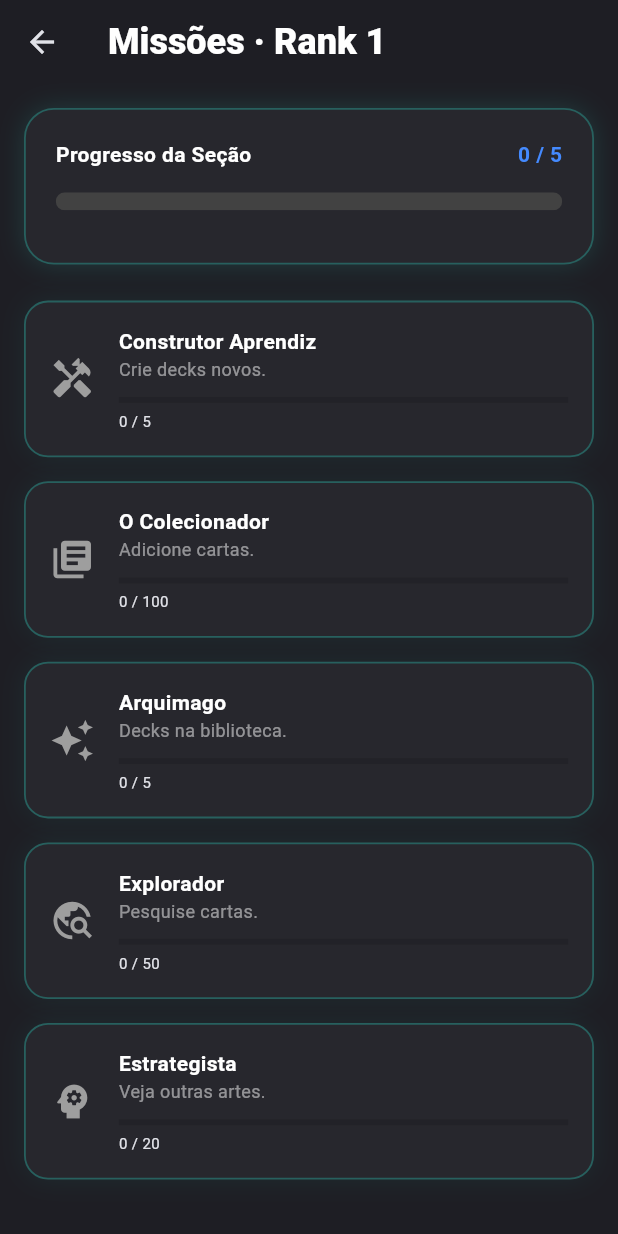
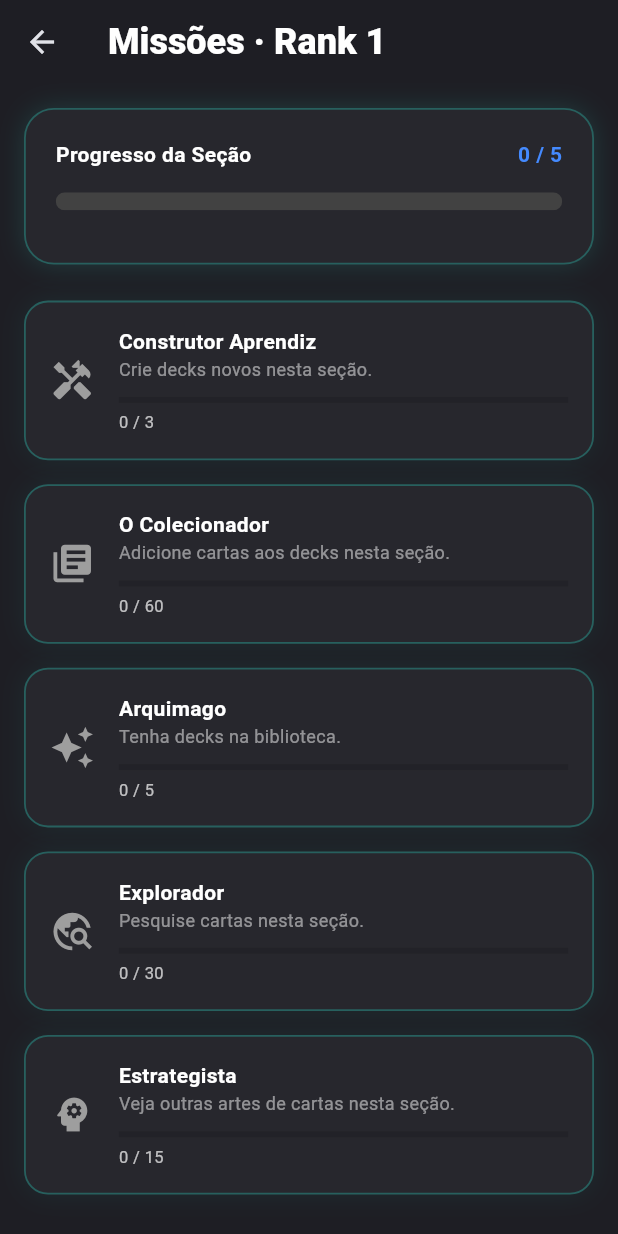
Before and after one commit to OctavioKonzen/LifeLink, a Flutter app: the ArenaMissionsScreen screen opened directly, on a phone screen of 412 x 824 dp. Run offline on Flutter 3.47's test engine with Material 3 defaults, Android fonts, the phone set to English and light mode, and no system bars; our stand-ins replace audioplayers, cached_network_image, cloud_firestore, firebase_auth, firebase_core, flutter_svg and 7 more; missing offline and left inert: ota_update, webview_flutter_android; accounts and stored records are empty; network calls fail.

Commit message:
Consertos: XP da vitória desfeita volta, partida registrada só por quem venceu, missões por seção, XP de busca e arte, busca para deck mostra cartas repetidas, decks oficiais sem cartas a mais, deck pelo id, tema claro no início

```diff
--- a/lib/data/account/online.dart
+++ b/lib/data/account/online.dart
@@ -91,6 +91,9 @@ class OnlineTable extends ChangeNotifier {
   bool _applying = false;
 
   bool get active => code != null;
+
+  /// Aplicando agora uma mudança que veio de outro celular da mesa.
+  bool get applying => _applying;
 
   String _norm(String c) => c.trim().toUpperCase().replaceAll(RegExp(r'[^A-Z0-9]'), '');
 
--- a/lib/data/account/user_data.dart
+++ b/lib/data/account/user_data.dart
@@ -48,6 +48,9 @@ class UserData {
   void Function(String deckId, {bool deleted})? onDeckChange;
 
   bool _applying = false;
+
+  /// Aplicando o que veio da conta agora (não foi mudado neste aparelho).
+  bool get applying => _applying;
 
   void register(SyncedSection section) => _sections[section.key] = section;
 
--- a/lib/data/providers/deck_provider.dart
+++ b/lib/data/providers/deck_provider.dart
@@ -36,6 +36,10 @@ class DeckProvider with ChangeNotifier implements SyncedDecks {
   void _changed(int deckIndex) {
     if (deckIndex >= 0 && deckIndex < _allDecks.length) UserData.instance.deckChanged(_allDecks[deckIndex].id);
   }
+
+  /// A posição do deck na lista pelo id (-1 se não existe mais). As telas
+  /// guardam o id: a lista muda de ordem quando chega um deck da conta.
+  int indexOfId(String id) => _allDecks.indexWhere((d) => d.id == id);
 
   @override
   Map<String, Map<String, dynamic>> readDecks() => {for (final d in _allDecks) d.id: d.toMap()};
--- a/lib/data/providers/game_provider.dart
+++ b/lib/data/providers/game_provider.dart
@@ -83,6 +83,10 @@ class GameProvider with ChangeNotifier {
 
   // Histórico da partida (só neste aparelho), do mais antigo ao mais novo.
   final List<GameEvent> _history = [];
+
+  /// Muda a cada partida nova neste aparelho (para saber se o "desfazer"
+  /// ainda é da partida que terminou).
+  int gameId = 0;
 
   int get playerCount => _playerCount;
   int get startingLife => _startingLife;
@@ -453,6 +457,7 @@ class GameProvider with ChangeNotifier {
   void toggleCMDMode() => setStartingLife(_startingLife == 20 ? 40 : 20);
 
   void resetGame() {
+    gameId++;
     _lives = List.filled(maxPlayers, _startingLife);
     _poison = List.filled(maxPlayers, 0);
     _energy = List.filled(maxPlayers, 0);
--- a/lib/data/providers/xp_provider.dart
+++ b/lib/data/providers/xp_provider.dart
@@ -1,4 +1,5 @@
 import 'dart:async';
+import 'dart:convert';
 import 'package:flutter/material.dart';
 import 'package:shared_preferences/shared_preferences.dart';
 import '../account/user_data.dart';
@@ -11,6 +12,9 @@ class XpProvider extends ChangeNotifier {
   // --- VARIÁVEIS DE MISSÕES E COSMÉTICOS ---
   int _currentTier = 1;
   List<String> _claimedMissions = ["0", "0", "0", "0", "0"];
+  // Os contadores no começo da seção atual: cada seção conta só o que foi
+  // feito nela (senão, a partir da seção 2, as missões já vinham prontas).
+  Map<String, int> _tierStart = {'decks': 0, 'cards': 0, 'searches': 0, 'arts': 0};
   List<String> _unlockedAvatars = [];
   List<String> _unlockedBorders = ["0"];
   List<String> _unlockedTitles = [];
@@ -34,7 +38,24 @@ class XpProvider extends ChangeNotifier {
   int get xp => _xp;
   int get level => _level;
   int get currentTier => _currentTier;
-  List<String> get claimedMissions => _claimedMissions;
+  /// Sempre com 5 posições (uma lista menor vinda da conta não quebra a tela).
+  List<String> get claimedMissions => [for (var i = 0; i < 5; i++) i < _claimedMissions.length ? _claimedMissions[i] : "0"];
+
+  /// Quanto foi feito desde o começo da seção atual.
+  int sinceTierStart(String stat) {
+    final now = switch (stat) {
+      'decks' => _statDecksCreated,
+      'cards' => _statCardsAdded,
+      'searches' => _statSearches,
+      _ => _statArtsViewed,
+    };
+    return now - (_tierStart[stat] ?? 0) < 0 ? 0 : now - (_tierStart[stat] ?? 0);
+  }
+
+  Map<String, int> _snapshot() => {'decks': _statDecksCreated, 'cards': _statCardsAdded, 'searches': _statSearches, 'arts': _statArtsViewed};
+
+  static Map<String, int>? _readStart(dynamic v) =>
+      v is Map ? {for (final e in v.entries) e.key.toString(): (e.value as num?)?.toInt() ?? 0} : null;
   List<String> get unlockedAvatars => _unlockedAvatars;
   List<String> get unlockedBorders => _unlockedBorders;
   List<String> get unlockedTitles => _unlockedTitles;
@@ -113,6 +134,7 @@ class XpProvider extends ChangeNotifier {
         'level': _level,
         'tier': _currentTier,
         'claimedMissions': _claimedMissions,
+        'tierStart': _tierStart,
         'unlockedAvatars': _unlockedAvatars,
         'unlockedBorders': _unlockedBorders,
         'unlockedTitles': _unlockedTitles,
@@ -149,6 +171,8 @@ class XpProvider extends ChangeNotifier {
     _statCardsAdded = i('statCards', 0);
     _statSearches = i('statSearches', 0);
     _statArtsViewed = i('statArts', 0);
+    // Contas antigas (sem o começo da seção): da seção 2 em diante, conta a partir de agora.
+    _tierStart = _readStart(v?['tierStart']) ?? (_currentTier > 1 ? _snapshot() : {'decks': 0, 'cards': 0, 'searches': 0, 'arts': 0});
     await _writePrefs();
     notifyListeners();
   }
@@ -172,6 +196,9 @@ class XpProvider extends ChangeNotifier {
     _statCardsAdded = prefs.getInt('stat_cards') ?? 0;
     _statSearches = prefs.getInt('stat_searches') ?? 0;
     _statArtsViewed = prefs.getInt('stat_arts') ?? 0;
+    final start = prefs.getString('tier_start');
+    _tierStart = (start == null ? null : _readStart(jsonDecode(start))) ??
+        (_currentTier > 1 ? _snapshot() : {'decks': 0, 'cards': 0, 'searches': 0, 'arts': 0});
     notifyListeners();
   }
 
@@ -183,6 +210,7 @@ class XpProvider extends ChangeNotifier {
   Future<void> _writePrefs() async {
     final prefs = await SharedPreferences.getInstance();
     prefs.setInt('user_xp', _xp);
+    prefs.setString('tier_start', jsonEncode(_tierStart));
     prefs.setInt('user_level', _level);
     prefs.setInt('user_tier', _currentTier);
     prefs.setStringList('claimed_missions', _claimedMissions);
@@ -222,6 +250,18 @@ class XpProvider extends ChangeNotifier {
     return null;
   }
 
+  /// A vitória foi desfeita (a partida não acabou): tira os 50 XP e a partida.
+  /// O banner que ela desbloqueou fica (ao vencer de novo, não ganha outro).
+  void undoMatch() {
+    if (_totalMatchesPlayed > 0) _totalMatchesPlayed--;
+    _xp = _xp < 50 ? 0 : _xp - 50;
+    while (_level > 1 && _xp < (_level - 1) * (_level - 1) * 100) {
+      _level--;
+    }
+    _saveData();
+    notifyListeners();
+  }
+
   void selectBanner(String id) { _selectedBannerId = id; _saveData(); notifyListeners(); }
   void incrementDecksCreated() { _statDecksCreated++; addXp(100); _saveData(); notifyListeners(); }
   void incrementCardsAdded(int amount) { _statCardsAdded += amount; addXp(5 * amount); _saveData(); notifyListeners(); }
@@ -235,8 +275,20 @@ class XpProvider extends ChangeNotifier {
     notifyListeners();
   }
 
-  void claimMission(int index) { _claimedMissions[index] = "1"; _saveData(); notifyListeners(); }
-  void advanceTier() { _currentTier++; _claimedMissions = ["0", "0", "0", "0", "0"]; _saveData(); notifyListeners(); }
+  void claimMission(int index) {
+    if (index < 0 || index >= 5) return;
+    _claimedMissions = claimedMissions..[index] = "1";
+    _saveData();
+    notifyListeners();
+  }
+
+  void advanceTier() {
+    _currentTier++;
+    _claimedMissions = ["0", "0", "0", "0", "0"];
+    _tierStart = _snapshot();
+    _saveData();
+    notifyListeners();
+  }
 
   void unlockReward(String type, String value) {
     if (type == 'avatar' && !_unlockedAvatars.contains(value)) _unlockedAvatars.add(value);
--- a/lib/presentation/screens/home/arena_missions_screen.dart
+++ b/lib/presentation/screens/home/arena_missions_screen.dart
@@ -107,57 +107,59 @@ class _ArenaMissionsScreenState extends State<ArenaMissionsScreen> {
     final textColor = isLight ? Colors.black87 : Colors.white;
 
     int tier = xpProvider.currentTier;
-    // CÁLCULO: Aumenta 1% por nível (1.0 + 0.01 * tier)
-    double diffMult = 1.0 + (0.01 * (tier - 1));
+    // Cada seção pede 50% a mais que a anterior e conta só o que foi feito nela.
+    double diffMult = 1.0 + 0.5 * (tier - 1);
 
+    const roman = ['', 'I', 'II', 'III', 'IV', 'V', 'VI', 'VII', 'VIII', 'IX', 'X'];
     String getTitle(List<String> titles) {
       if (tier <= titles.length) return titles[tier - 1];
-      return "${titles.last} $tier";
+      final n = tier - titles.length + 1;
+      return "${titles.last} ${n < roman.length ? roman[n] : n}";
     }
 
     final List<Map<String, dynamic>> currentMissions = [
       {
         'title': getTitle(['Construtor Aprendiz', 'Mestre Forjador']),
-        'desc': 'Crie decks novos.',
+        'desc': 'Crie decks novos nesta seção.',
         'icon': Icons.handyman,
-        'target': (5 * diffMult).ceil(),
-        'current': xpProvider.statDecksCreated, // VOLTOU AO NORMAL
+        'target': (3 * diffMult).ceil(),
+        'current': xpProvider.sinceTierStart('decks'),
         'xp': 100 * tier,
         'color': Colors.amberAccent
       },
       {
         'title': getTitle(['O Colecionador', 'Acumulador']),
-        'desc': 'Adicione cartas.',
+        'desc': 'Adicione cartas aos decks nesta seção.',
         'icon': Icons.library_books,
-        'target': (100 * diffMult).ceil(),
-        'current': xpProvider.statCardsAdded, // VOLTOU AO NORMAL
+        'target': (60 * diffMult).ceil(),
+        'current': xpProvider.sinceTierStart('cards'),
         'xp': 150 * tier,
         'color': Colors.purpleAccent
       },
       {
         'title': getTitle(['Arquimago', 'Lenda']),
-        'desc': 'Decks na biblioteca.',
+        'desc': 'Tenha decks na biblioteca.',
         'icon': Icons.auto_awesome,
-        'target': (5 * diffMult).ceil(),
-        'current': deckProvider.allDecks.length, // VOLTOU AO NORMAL
+        'target': 4 + tier,
+        'current': deckProvider.allDecks.length,
         'xp': 200 * tier,
         'color': Colors.blueAccent
       },
       {
         'title': getTitle(['Explorador', 'Viajante']),
-        'desc': 'Pesquise cartas.',
+        'desc': 'Pesquise cartas nesta seção.',
         'icon': Icons.travel_explore,
-        'target': (50 * diffMult).ceil(),
-        'current': xpProvider.statSearches, // VOLTOU AO NORMAL
+        'target': (30 * diffMult).ceil(),
+        'current': xpProvider.sinceTierStart('searches'),
         'xp': 100 * tier,
         'color': Colors.greenAccent
       },
       {
         'title': getTitle(['Estrategista', 'Erudito']),
-        'desc': 'Veja outras artes.',
+        'desc': 'Veja outras artes de cartas nesta seção.',
         'icon': Icons.psychology,
-        'target': (20 * diffMult).ceil(),
-        'current': xpProvider.statArtsViewed, // VOLTOU AO NORMAL
+        'target': (15 * diffMult).ceil(),
+        'current': xpProvider.sinceTierStart('arts'),
         'xp': 150 * tier,
         'color': Colors.redAccent
       },
@@ -229,7 +231,7 @@ class _ArenaMissionsScreenState extends State<ArenaMissionsScreen> {
                                 if (!isClaimed) ...[
                                   LinearProgressIndicator(value: progress, backgroundColor: Colors.black12, valueColor: AlwaysStoppedAnimation(ach['color'])),
                                   const SizedBox(height: 5),
-                                  Text("${ach['current']} / ${ach['target']}", style: const TextStyle(fontSize: 10)),
+                                  Text("${ach['current']} / ${ach['target']}", style: TextStyle(fontSize: 11, color: textColor.withValues(alpha: 0.7))),
                                 ],
                                 if (isGoalMet && !isClaimed)
                                   Padding(
--- a/lib/presentation/screens/home/home_screen.dart
+++ b/lib/presentation/screens/home/home_screen.dart
@@ -153,7 +153,8 @@ class _HomeScreenState extends State<HomeScreen> {
             child: Column(crossAxisAlignment: CrossAxisAlignment.start, children: [
               Icon(icon, color: color, size: 26, shadows: [Shadow(color: color.withValues(alpha: 0.8), blurRadius: 10)]),
               const SizedBox(height: 8),
-              Text(title.toUpperCase(), style: const TextStyle(color: Colors.white, fontSize: 14, fontWeight: FontWeight.w800, letterSpacing: 0.5)),
+              // Texto escuro no cartão claro (temas Rosa, Azul, Verde, Branco).
+              Text(title, style: TextStyle(color: cardColor.computeLuminance() > 0.5 ? Colors.black87 : Colors.white, fontSize: 15, fontWeight: FontWeight.w800)),
             ]),
           ),
         ]),
--- a/lib/presentation/widgets/player.dart
+++ b/lib/presentation/widgets/player.dart
@@ -60,7 +60,7 @@ class LevelBar extends StatelessWidget {
         value: progress,
         minHeight: height,
         color: color,
-        backgroundColor: Colors.white.withValues(alpha: 0.1),
+        backgroundColor: Colors.grey.withValues(alpha: 0.28), // aparece no tema claro e no escuro
       ),
     );
   }
```
Also changed, not shown: lib/presentation/screens/deck/community_deck_detail_screen.dart (+26 -10 lines), lib/presentation/screens/deck/deck_detail_screen.dart (+15 -12 lines), lib/presentation/screens/deck/my_decks_screen.dart (+6 -4 lines), lib/presentation/screens/home/life_counter_screen.dart (+36 -12 lines), lib/presentation/screens/search/card_detail_screen.dart (+17 -9 lines), lib/presentation/screens/search/card_search_screen.dart (+17 -19 lines), lib/presentation/screens/search/today_prices_screen.dart (+8 -4 lines), 5 other files.
